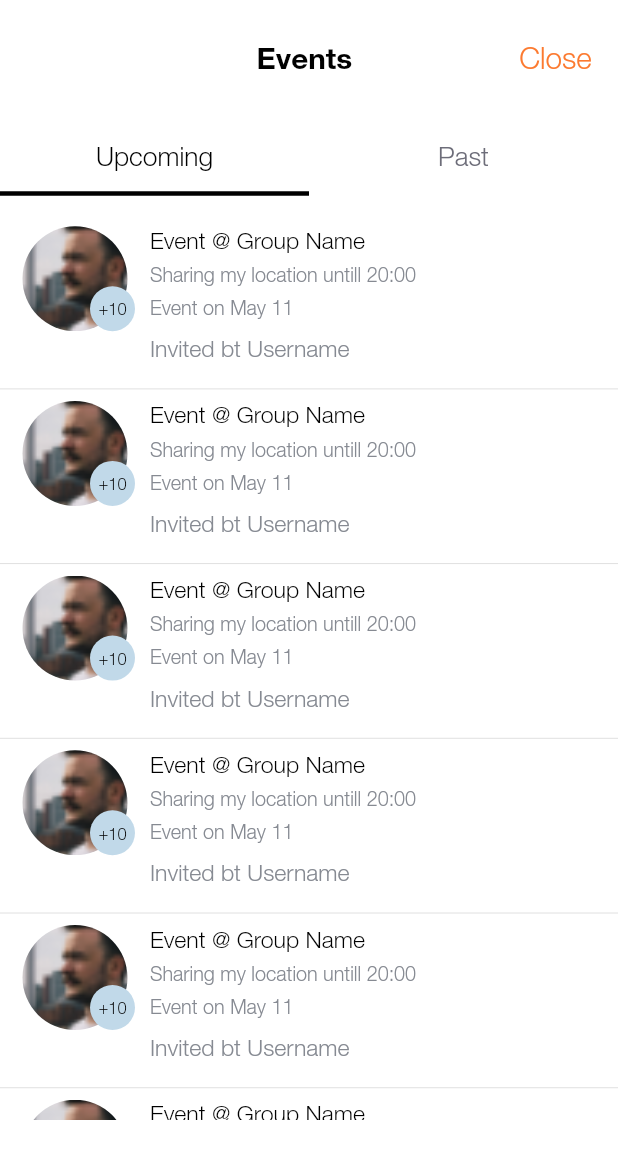
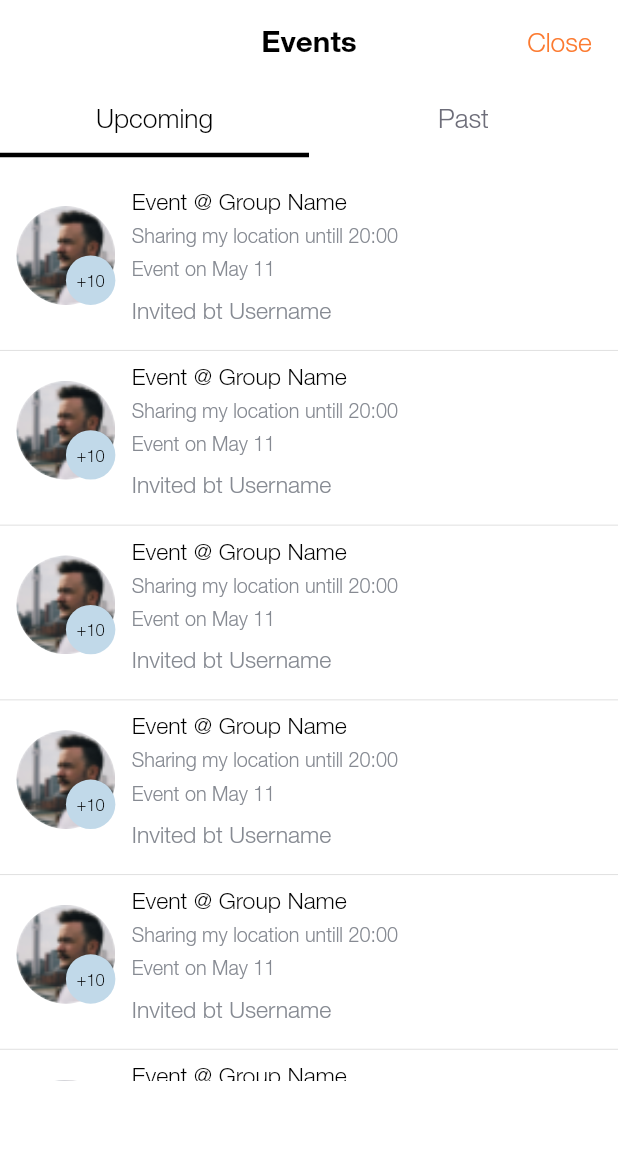
Before and after one commit to atsign-foundation/arrive, a Flutter app: the EventLog screen opened by its route, on a phone screen of 412 x 824 dp. Shown: the top 1159 px of the screen. Run offline on Flutter 3.47's test engine with Material 2 defaults, Android fonts, the phone set to English and light mode, and no system bars; our stand-ins replace cached_network_image, sliding_up_panel; missing offline and left inert: latlng, map.

Commit message:
Added custom_appbar, pop_button

```diff
--- /dev/null
+++ b/lib/common_components/custom_appbar.dart
@@ -0,0 +1,55 @@
+import 'package:atsign_location_app/utils/constants/colors.dart';
+import 'package:atsign_location_app/utils/constants/text_styles.dart';
+import 'package:flutter/material.dart';
+import 'package:atsign_location_app/services/size_config.dart';
+
+class CustomAppBar extends StatelessWidget implements PreferredSizeWidget {
+  final String title;
+  final bool showBackIcon;
+  final Widget leadingWidget;
+  final bool centerTitle;
+  final Widget action;
+
+  final double elevation;
+
+  const CustomAppBar(
+      {this.title,
+      this.centerTitle = false,
+      this.showBackIcon = false,
+      this.leadingWidget,
+      this.elevation = 0,
+      this.action});
+  @override
+  Size get preferredSize => Size.fromHeight(55.toHeight);
+
+  @override
+  Widget build(BuildContext context) {
+    return AppBar(
+      elevation: elevation ?? 0,
+      leadingWidth: (showBackIcon || (leadingWidget != null)) ? 100.toWidth : 0,
+      leading: (showBackIcon)
+          ? IconButton(
+              icon: Icon(
+                Icons.arrow_back,
+                color: AllColors().Black,
+              ),
+              onPressed: () {
+                Navigator.pop(context);
+              })
+          : Container(
+              alignment: Alignment.center,
+              padding: EdgeInsets.only(left: 16.toWidth),
+              child: leadingWidget ?? null),
+      centerTitle: centerTitle,
+      title: Text(title, style: CustomTextStyles().black18),
+      actions: [
+        Container(
+            alignment: Alignment.center,
+            padding: EdgeInsets.only(right: 16.toWidth),
+            child: action ?? null)
+      ],
+      automaticallyImplyLeading: false,
+      backgroundColor: AllColors().WHITE,
+    );
+  }
+}
--- a/lib/common_components/custom_event_card.dart
+++ b/lib/common_components/custom_event_card.dart
@@ -11,22 +11,23 @@ class CustomEventCard extends StatelessWidget {
       eventDate;
 
   CustomEventCard({
-    this.eventAndGroupName = const Text(''),
-    this.invitedByLabel = const Text(''),
-    this.shareLocationDurationLable = const Text(''),
-    this.eventDate = const Text(''),
+    this.eventAndGroupName,
+    this.invitedByLabel,
+    this.shareLocationDurationLable,
+    this.eventDate,
   });
 
   @override
   Widget build(BuildContext context) {
     return Container(
+      padding: EdgeInsets.only(left: 10.toWidth),
       child: Row(
-        crossAxisAlignment: CrossAxisAlignment.start,
+        crossAxisAlignment: CrossAxisAlignment.center,
         mainAxisAlignment: MainAxisAlignment.start,
         children: <Widget>[
           Container(
-            height: 70,
-            width: 100,
+            height: 60.toWidth,
+            width: 60.toWidth,
             decoration: new BoxDecoration(
               shape: BoxShape.circle,
               image: new DecorationImage(
@@ -37,11 +38,11 @@ class CustomEventCard extends StatelessWidget {
             child: Stack(
               children: [
                 Positioned(
-                  left: 60,
-                  top: 40,
+                  right: 0,
+                  bottom: 0,
                   child: Container(
-                    width: 30,
-                    height: 30,
+                    width: 30.toWidth,
+                    height: 30.toWidth,
                     decoration: new BoxDecoration(
                       color: AllColors().EVENT_MEMBERS,
                       shape: BoxShape.circle,
@@ -57,18 +58,21 @@ class CustomEventCard extends StatelessWidget {
               ],
             ),
           ),
+          SizedBox(width: 10.toWidth),
           Expanded(
             child: Container(
+              //color: Colors.red,
               child: Column(
                 crossAxisAlignment: CrossAxisAlignment.start,
+                mainAxisAlignment: MainAxisAlignment.spaceBetween,
                 children: [
-                  eventAndGroupName,
+                  eventAndGroupName ?? SizedBox(),
                   SizedBox(height: 6.toHeight),
-                  shareLocationDurationLable,
+                  shareLocationDurationLable ?? SizedBox(),
                   SizedBox(height: 6.toHeight),
-                  eventDate,
-                  SizedBox(height: 10.toHeight),
-                  invitedByLabel,
+                  eventDate ?? SizedBox(),
+                  SizedBox(height: eventDate != null ? 10.toHeight : 0),
+                  invitedByLabel ?? SizedBox(),
                 ],
               ),
             ),
--- a/lib/common_components/custom_header.dart
+++ b/lib/common_components/custom_header.dart
@@ -3,6 +3,7 @@ import 'package:flutter/material.dart';
 
 class CustomHeader extends StatelessWidget {
   final Text title, action;
+  //final IconData actionIcon;
   final Function actionEvent;
   CustomHeader(
       {this.title = const Text(''),
@@ -13,17 +14,11 @@ class CustomHeader extends StatelessWidget {
   Widget build(BuildContext context) {
     return Container(
         width: SizeConfig().screenWidth,
-        child: Stack(
-          // mainAxisAlignment: MainAxisAlignment.end,
-          children: <Widget>[
-            Container(
-              margin: EdgeInsets.only(left: SizeConfig().screenWidth / 2 - 35),
-              child: title,
-            ),
-            Positioned(
-              right: 16.toWidth,
-              child: Container(
-                child: InkWell(
+        child: Row(
+          mainAxisAlignment: MainAxisAlignment.end,
+          children: [
+            Expanded(child: Center(child: title)),
+            InkWell(
               onTap: () {
                 if (actionEvent != null) {
                   actionEvent();
@@ -31,9 +26,30 @@ class CustomHeader extends StatelessWidget {
               },
               child: action,
             ),
-              ),
+          ],
         )
-          ],
-        ));
+        // child: Stack(
+        //   // mainAxisAlignment: MainAxisAlignment.end,
+        //   children: <Widget>[
+        //     Container(
+        //       //margin: EdgeInsets.only(left: SizeConfig().screenWidth / 2 - 35),
+        //       child: title,
+        //     ),
+        //     Positioned(
+        //       right: 16.toWidth,
+        //       child: Container(
+        //         child: InkWell(
+        //           onTap: () {
+        //             if (actionEvent != null) {
+        //               actionEvent();
+        //             }
+        //           },
+        //           child: action,
+        //         ),
+        //       ),
+        //     )
+        //   ],
+        // )
+        );
   }
 }
--- /dev/null
+++ b/lib/common_components/pop_button.dart
@@ -0,0 +1,16 @@
+import 'package:atsign_location_app/utils/constants/text_styles.dart';
+import 'package:flutter/material.dart';
+
+class PopButton extends StatelessWidget {
+  final String label;
+  final TextStyle textStyle;
+  PopButton({@required this.label, this.textStyle});
+  @override
+  Widget build(BuildContext context) {
+    return InkWell(
+        onTap: () {
+          Navigator.pop(context);
+        },
+        child: Text(label, style: textStyle ?? CustomTextStyles().orange16));
+  }
+}
--- a/lib/common_components/show_drawer.dart
+++ b/lib/common_components/show_drawer.dart
@@ -7,7 +7,7 @@ class ShowDrawer extends StatelessWidget {
   Widget build(BuildContext context) {
     return Container(
       height: 50.toHeight,
-      width: 50.toWidth,
+      width: 50.toHeight,
       decoration: BoxDecoration(
         borderRadius: BorderRadius.only(
           bottomLeft: Radius.circular(10.0),
@@ -23,7 +23,7 @@ class ShowDrawer extends StatelessWidget {
         ],
       ),
       child: IconButton(
-          padding: EdgeInsets.all(10),
+          padding: EdgeInsets.all(10.toHeight),
           //iconSize: 20.toHeight,
           icon: Icon(
             Icons.table_rows,
--- a/lib/screens/event/create_event.dart
+++ b/lib/screens/event/create_event.dart
@@ -1,5 +1,7 @@
+import 'package:atsign_location_app/common_components/custom_appbar.dart';
 import 'package:atsign_location_app/common_components/custom_button.dart';
 import 'package:atsign_location_app/common_components/custom_input_field.dart';
+import 'package:atsign_location_app/common_components/pop_button.dart';
 import 'package:atsign_location_app/routes/route_names.dart';
 import 'package:atsign_location_app/routes/routes.dart';
 import 'package:atsign_location_app/utils/constants/colors.dart';
@@ -26,22 +28,10 @@ class _CreateEventState extends State<CreateEvent> {
               Column(
                 crossAxisAlignment: CrossAxisAlignment.start,
                 children: <Widget>[
-                  Row(
-                    children: <Widget>[
-                      Expanded(
-                        child: Text('Create an event',
-                            style: CustomTextStyles().black16),
-                      ),
-                      GestureDetector(
-                        onTap: () {
-                          Navigator.pop(context);
-                        },
-                        child: Text(
-                          'Cancel',
-                          style: CustomTextStyles().orange16,
-                        ),
-                      )
-                    ],
+                  CustomAppBar(
+                    centerTitle: false,
+                    title: 'Create an event',
+                    action: PopButton(label: 'Cancel'),
                   ),
                   SizedBox(
                     height: 25,
--- a/lib/screens/event/event_log.dart
+++ b/lib/screens/event/event_log.dart
@@ -1,5 +1,6 @@
+import 'package:atsign_location_app/common_components/custom_appbar.dart';
 import 'package:atsign_location_app/common_components/custom_event_card.dart';
-import 'package:atsign_location_app/common_components/custom_header.dart';
+import 'package:atsign_location_app/common_components/pop_button.dart';
 import 'package:atsign_location_app/utils/constants/colors.dart';
 import 'package:atsign_location_app/utils/constants/text_styles.dart';
 import 'package:flutter/material.dart';
@@ -16,24 +17,13 @@ class _EventLogState extends State<EventLog> {
     return Container(
       child: SafeArea(
         child: Scaffold(
+          appBar: CustomAppBar(
+            centerTitle: true,
+            title: 'Events',
+            action: PopButton(label: 'Close'),
+          ),
           body: Column(
             children: <Widget>[
-              Container(
-                padding: EdgeInsets.only(top: 27),
-                child: CustomHeader(
-                  title: Text('Events', style: CustomTextStyles().black18),
-                  action: Text(
-                    'Close',
-                    style: CustomTextStyles().orange18,
-                  ),
-                  actionEvent: () {
-                    Navigator.of(context).pop();
-                  },
-                ),
-              ),
-              SizedBox(
-                height: 30.toHeight,
-              ),
               Container(
                 child: DefaultTabController(
                   length: 2,
--- a/lib/screens/home/home_screen.dart
+++ b/lib/screens/home/home_screen.dart
@@ -55,11 +55,12 @@ class _HomeScreenState extends State<HomeScreen> {
               SlidingUpPanel(
                 //color: Colors.transparent,
                 controller: pc,
-                minHeight: 254.toHeight,
+                minHeight: 267.toHeight,
                 // minHeight: 267.toHeight,
                 maxHeight: 530.toHeight,
                 collapsed: Container(
-                  height: 254.toHeight,
+                  height: 267.toHeight,
+                  color: AllColors().WHITE,
                   // height: 267.toHeight,
                   //padding: EdgeInsets.only(bottom: 2.toHeight),
                   child: Column(
@@ -102,7 +103,7 @@ class _HomeScreenState extends State<HomeScreen> {
               ],
             ),
             child: Container(
-              height: length == 2 ? 245.toHeight : 530.toHeight,
+              height: length == 2 ? 260.toHeight : 530.toHeight,
               child: SingleChildScrollView(
                 // padding: EdgeInsets.only(top: 5.toHeight),
 
@@ -155,15 +156,16 @@ class _HomeScreenState extends State<HomeScreen> {
                                       ? 'Can see my location'
                                       : 'Sharing my location until ${GroupData().group[index].sharingUntil}',
                                 ),
-                                Divider(),
+                                index == (length - 1) ? SizedBox() : Divider(),
                               ],
                             );
                           }),
                       length == 2
                           ? Container(
-                              height: 16.toHeight,
+                              //height: 16.toHeight,
+                              alignment: Alignment.topCenter,
                               width: SizeConfig().screenWidth,
-                              padding: EdgeInsets.fromLTRB(60.toWidth,
+                              padding: EdgeInsets.fromLTRB(56.toHeight,
                                   0.toHeight, 0.toWidth, 0.toHeight),
                               decoration: BoxDecoration(
                                 color: AllColors().WHITE,
```
Also changed, not shown: lib/common_components/display_tile.dart (+0 -44 lines). Lines whose indentation alone changed are shown as unchanged.
